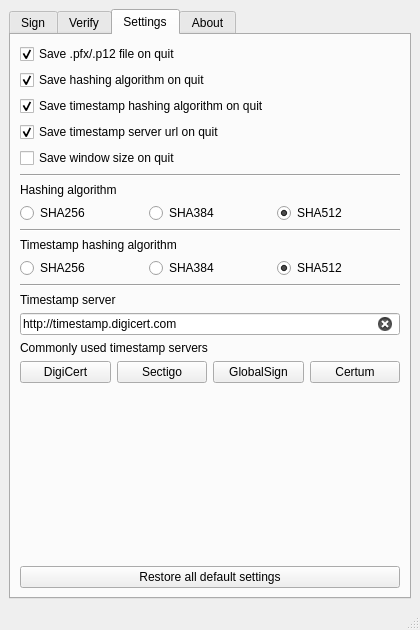
Old version of the form src/mainwindow.ui in the repository GlitchedPolygons/SigntoolGUI.
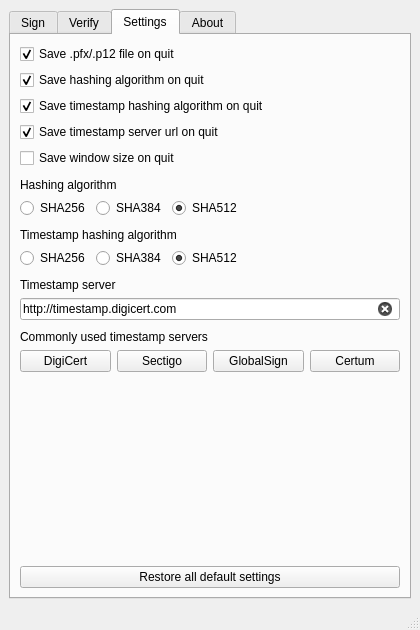
New version of the form. The open tabs and pages were chosen to show the change. Custom widgets are drawn as their Qt base class.

Commit message: Removed noisy separator lines from settings tab.

```diff
--- a/src/mainwindow.ui
+++ b/src/mainwindow.ui
@@ -325,15 +325,11 @@
           </property>
          </widget>
         </item>
-        <item>
-         <widget class="Line" name="lineCheckboxes">
-          <property name="orientation">
-           <enum>Qt::Horizontal</enum>
-          </property>
-         </widget>
-        </item>
         <item>
          <layout class="QVBoxLayout" name="verticalLayoutHashAlgo">
+          <property name="topMargin">
+           <number>4</number>
+          </property>
           <item>
            <widget class="QLabel" name="labelHashAlgo">
             <property name="text">
@@ -379,19 +375,28 @@
               </attribute>
              </widget>
             </item>
-           </layout>
-          </item>
-         </layout>
-        </item>
         <item>
-         <widget class="Line" name="lineHashAlgo">
+             <spacer name="horizontalSpacerHashAlgo">
           <property name="orientation">
            <enum>Qt::Horizontal</enum>
           </property>
-         </widget>
+              <property name="sizeHint" stdset="0">
+               <size>
+                <width>40</width>
+                <height>20</height>
+               </size>
+              </property>
+             </spacer>
+            </item>
+           </layout>
+          </item>
+         </layout>
         </item>
         <item>
          <layout class="QVBoxLayout" name="verticalLayoutTimestampHashAlgo">
+          <property name="topMargin">
+           <number>4</number>
+          </property>
           <item>
            <widget class="QLabel" name="labelTimestampHashAlgo">
             <property name="toolTip">
@@ -440,19 +445,28 @@
               </attribute>
              </widget>
             </item>
-           </layout>
-          </item>
-         </layout>
-        </item>
         <item>
-         <widget class="Line" name="lineTimestampHashAlgo">
+             <spacer name="horizontalSpacerTimestampHashAlgo">
           <property name="orientation">
            <enum>Qt::Horizontal</enum>
           </property>
-         </widget>
+              <property name="sizeHint" stdset="0">
+               <size>
+                <width>40</width>
+                <height>20</height>
+               </size>
+              </property>
+             </spacer>
+            </item>
+           </layout>
+          </item>
+         </layout>
         </item>
         <item>
          <layout class="QVBoxLayout" name="verticalLayoutTimestampServer">
+          <property name="topMargin">
+           <number>4</number>
+          </property>
           <item>
            <widget class="QLabel" name="labelTimestampServer">
             <property name="text">
@@ -476,6 +490,11 @@
          </layout>
         </item>
         <item>
+         <layout class="QVBoxLayout" name="verticalLayoutTimestampServerUrlShortcutButtons">
+          <property name="topMargin">
+           <number>4</number>
+          </property>
+          <item>
          <widget class="QLabel" name="labelCommonlyUsedTimestampServers">
           <property name="text">
            <string>Commonly used timestamp servers</string>
@@ -511,6 +530,8 @@
              <string>Certum</string>
             </property>
            </widget>
+            </item>
+           </layout>
           </item>
          </layout>
         </item>
```
Lines whose indentation alone changed are shown as unchanged.
